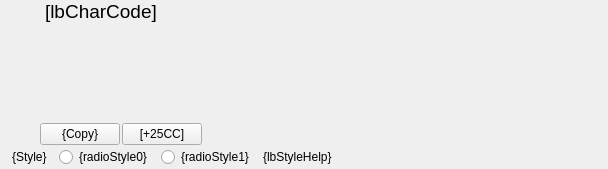
First picture: the form in Unicodia/WiShowcase.ui, repository Mercury13/unicodia, before the edit.
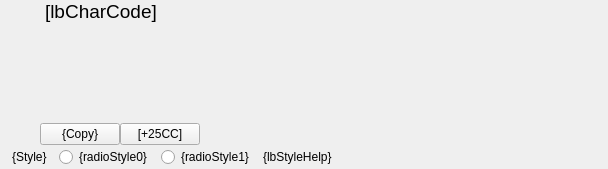
Second picture: the form after the edit. Custom widgets are drawn as their Qt base class.

Commit message: Glyph style

Diff of the .ui file:
```diff
--- a/Unicodia/WiShowcase.ui
+++ b/Unicodia/WiShowcase.ui
@@ -52,23 +52,7 @@
       </widget>
      </item>
      <item>
-      <widget class="QWidget" name="widget_2" native="true">
-       <layout class="QVBoxLayout" name="verticalLayout_3">
-        <property name="spacing">
-         <number>2</number>
-        </property>
-        <property name="leftMargin">
-         <number>0</number>
-        </property>
-        <property name="topMargin">
-         <number>0</number>
-        </property>
-        <property name="rightMargin">
-         <number>0</number>
-        </property>
-        <property name="bottomMargin">
-         <number>0</number>
-        </property>
+      <layout class="QVBoxLayout" name="verticalLayout_2">
         <item>
          <layout class="QHBoxLayout" name="horizontalLayout_10">
           <item>
@@ -163,7 +147,6 @@
          </layout>
         </item>
        </layout>
-      </widget>
      </item>
     </layout>
    </item>
```
Lines whose indentation alone changed are shown as unchanged. The commit also changes 1 other file.
